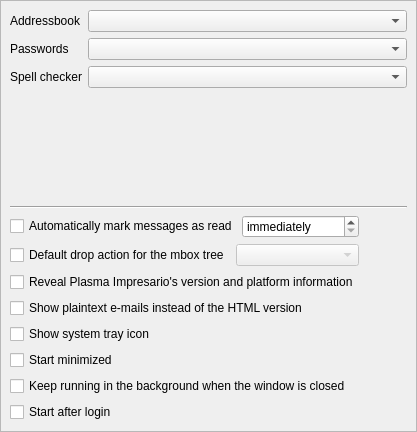
Before: the Qt Designer form src/Gui/SettingsGeneralPage.ui in mikepadiernos/plasma-impresario, drawn with Qt 5.
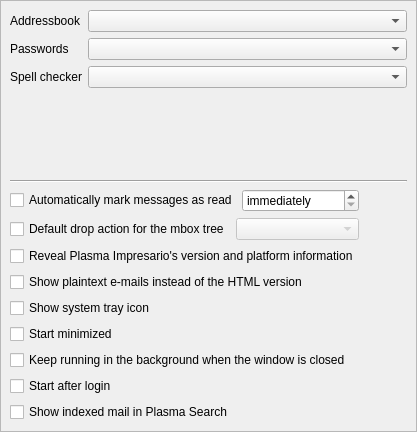
After: the same form once the commit is applied.

Commit message: feat(search): answer Plasma Search with indexed mail by subject or sender, opt-in, opening the chosen message (#354)

Patch:
```diff
--- a/src/Gui/SettingsGeneralPage.ui
+++ b/src/Gui/SettingsGeneralPage.ui
@@ -194,6 +194,16 @@
       </property>
      </widget>
     </item>
+    <item row="13" column="0" colspan="2">
+     <widget class="QCheckBox" name="guiPlasmaSearchCheckbox">
+      <property name="toolTip">
+       <string>While the application runs, Plasma Search can find messages in the offline search index by their subject or sender. Only the subject, the sender and the date are shown, and accounts without an offline search index are never searched.</string>
+      </property>
+      <property name="text">
+       <string>Show indexed mail in Plasma Search</string>
+      </property>
+     </widget>
+    </item>
     <item row="4" column="0" colspan="2">
      <widget class="Line" name="line">
       <property name="orientation">
```
The commit also changes 12 other files.
